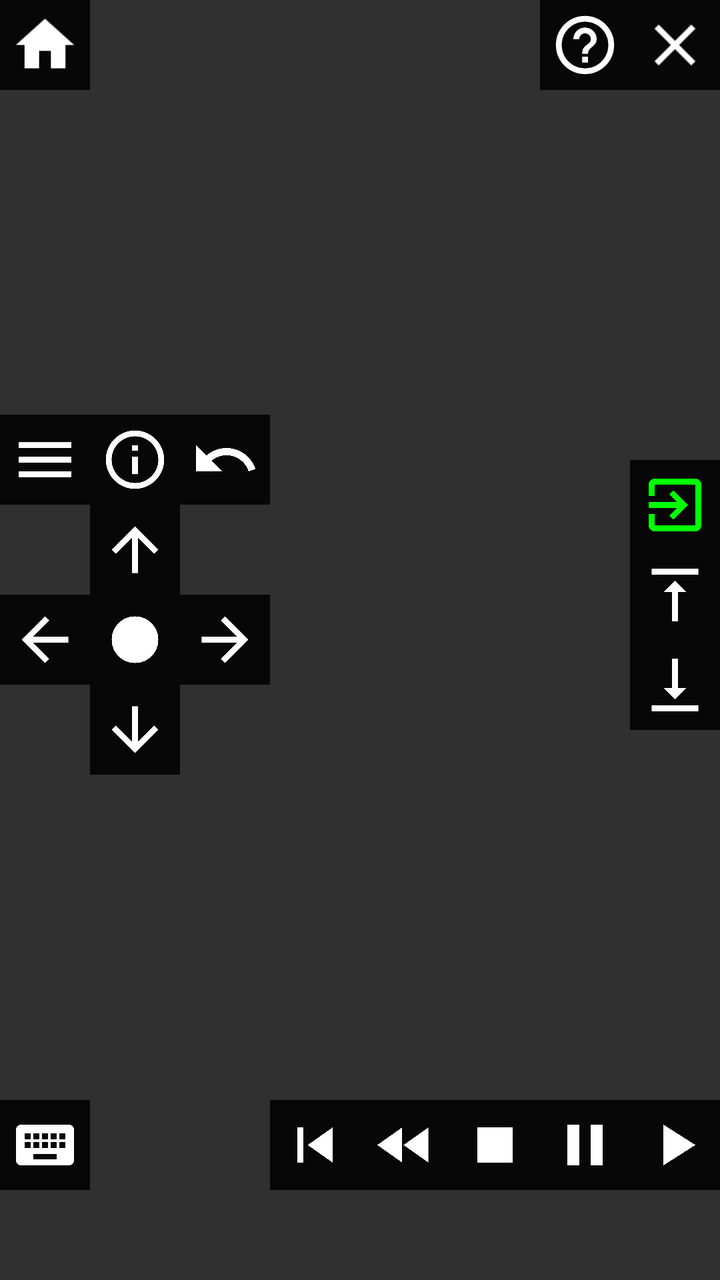
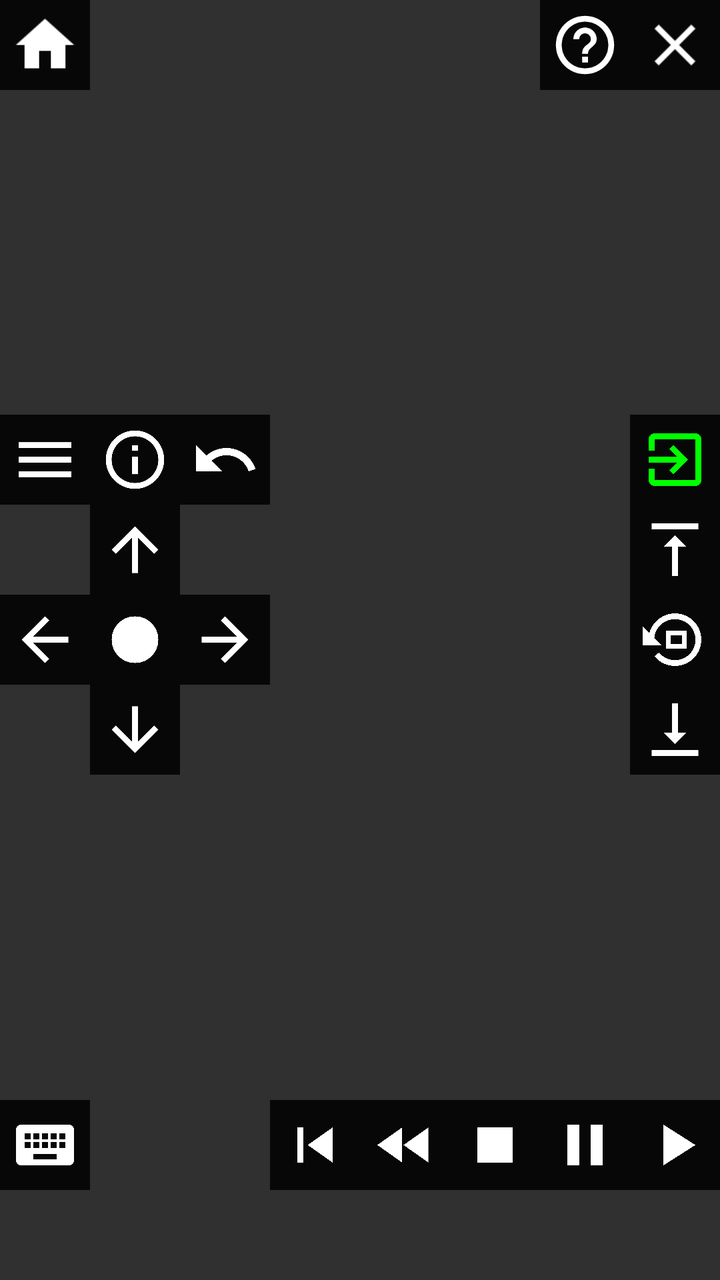

Before-and-after screenshots of an Android layout around one commit, followed by the original layout XML and the change that was made.
<!-- AndroidManifest.xml: application theme Theme.PhoneTheme -->
<!-- res/layout/navigation.xml -->
<?xml version="1.0" encoding="utf-8"?>
<RelativeLayout xmlns:android="http://schemas.android.com/apk/res/android"
                android:layout_width="match_parent"
                android:layout_height="match_parent"
    >

    <LinearLayout
        android:layout_width="match_parent"
        android:layout_height="match_parent"
        android:orientation="vertical">
        
        <LinearLayout
            android:layout_width="match_parent"
            android:layout_height="wrap_content"
            android:orientation="horizontal">

            <LinearLayout
                android:layout_width="wrap_content"
                android:layout_height="wrap_content"
                android:layout_weight="1">
                <GridLayout
                    android:layout_width="wrap_content"
                    android:layout_height="wrap_content"
                    android:columnCount="1"
                    android:rowCount="1">
                    <ImageView
                        android:id="@+id/nav_home"
                        style="@style/NavIconButton"
                        android:layout_column="0"
                        android:layout_row="0"
                        android:src="@drawable/ic_home_white_24dp"
                        android:tag="_home"/>
                </GridLayout>
            </LinearLayout>

            <LinearLayout
                android:layout_width="wrap_content"
                android:layout_height="wrap_content">
                <GridLayout
                    android:layout_width="wrap_content"
                    android:layout_height="wrap_content"
                    android:columnCount="2"
                    android:rowCount="1">
                    <ImageView
                        android:id="@+id/nav_help"
                        style="@style/NavIconButton"
                        android:layout_column="0"
                        android:layout_row="0"
                        android:src="@drawable/ic_help_outline_white_24dp"
                        android:tag="_help"/>
                    <ImageView
                        android:id="@+id/nav_close"
                        style="@style/NavIconButton"
                        android:layout_column="1"
                        android:layout_row="0"
                        android:src="@drawable/ic_close_white_24dp"
                        android:tag="_close"/>
                </GridLayout>
            </LinearLayout>

        </LinearLayout>

        
        <LinearLayout
            android:layout_width="match_parent"
            android:layout_height="wrap_content"
            android:orientation="horizontal"
            android:layout_weight="1">

            <LinearLayout
                android:layout_width="wrap_content"
                android:layout_height="wrap_content"
                android:layout_gravity="center_vertical"
                android:layout_weight="1">
                <GridLayout
                    android:layout_width="wrap_content"
                    android:layout_height="wrap_content"
                    android:columnCount="3"
                    android:rowCount="5">

                    <ImageView
                        android:id="@+id/nav_options"
                        style="@style/NavIconButton"
                        android:layout_column="0"
                        android:layout_row="0"
                        android:src="@drawable/ic_menu_white_24dp"
                        android:tag="_options"/>
                    <ImageView
                        style="@style/NavIconButton"
                        android:id="@+id/nav_info"
                        android:layout_column="1"
                        android:layout_row="0"
                        android:src="@drawable/ic_info_outline_white_24dp"
                        android:tag="_info"
                        />
                    <ImageView
                        android:id="@+id/nav_back"
                        style="@style/NavIconButton"
                        android:layout_column="2"
                        android:layout_row="0"
                        android:src="@drawable/ic_undo_white_24dp"
                        android:tag="back"/>
                    <ImageView
                        android:id="@+id/nav_up"
                        style="@style/NavIconButton"
                        android:layout_column="1"
                        android:layout_row="1"
                        android:src="@drawable/ic_arrow_upward_white_24dp"
                        android:tag="up"/>
                    <ImageView
                        android:id="@+id/nav_left"
                        style="@style/NavIconButton"
                        android:layout_column="0"
                        android:layout_row="2"
                        android:src="@drawable/ic_arrow_back_white_24dp"
                        android:tag="left"/>
                    <ImageView
                        android:id="@+id/nav_select"
                        style="@style/NavIconButton"
                        android:layout_column="1"
                        android:layout_row="2"
                        android:src="@drawable/ic_fiber_manual_record_white_24dp"
                        android:tag="select"/>

                    <ImageView
                        android:id="@+id/nav_right"
                        style="@style/NavIconButton"
                        android:layout_column="2"
                        android:layout_row="2"
                        android:src="@drawable/ic_arrow_forward_white_24dp"
                        android:tag="right"/>
                    <ImageView
                        android:id="@+id/nav_down"
                        style="@style/NavIconButton"
                        android:layout_column="1"
                        android:layout_row="3"
                        android:src="@drawable/ic_arrow_downward_white_24dp"
                        android:tag="down"/>

                </GridLayout>

            </LinearLayout>
            <LinearLayout
                android:layout_width="wrap_content"
                android:layout_height="wrap_content"
                android:layout_gravity="center_vertical">
                <GridLayout
                    android:layout_width="wrap_content"
                    android:layout_height="wrap_content"
                    android:columnCount="1"
                    android:rowCount="4">
                    <ImageView
                        android:id="@+id/nav_hide"
                        style="@style/NavIconButton"
                        android:layout_column="0"
                        android:layout_row="0"
                        android:src="@drawable/ic_exit_to_app_green_24dp"
                        android:tag="_hide"/>
                    <ImageView
                        android:id="@+id/nav_pgup"
                        style="@style/NavIconButton"
                        android:layout_column="0"
                        android:layout_row="1"
                        android:src="@drawable/ic_vertical_align_top_white_24dp"
                        android:tag="page_up"/>

                    <ImageView
                        android:id="@+id/nav_pgdn"
                        style="@style/NavIconButton"
                        android:layout_column="0"
                        android:layout_row="3"
                        android:src="@drawable/ic_vertical_align_bottom_white_24dp"
                        android:tag="page_down"/>
                </GridLayout>
            </LinearLayout>

        </LinearLayout>

        
        <LinearLayout
            android:layout_width="match_parent"
            android:layout_height="wrap_content"
            android:orientation="horizontal"
            >
            <LinearLayout
                android:layout_width="wrap_content"
                android:layout_height="wrap_content"
                >

                <GridLayout
                    android:layout_width="wrap_content"
                    android:layout_height="wrap_content"
                    android:columnCount="3"
                    android:rowCount="1">

                    <ImageView
                        android:id="@+id/nav_keyboard"
                        style="@style/NavIconButton"
                        android:layout_column="0"
                        android:layout_row="0"
                        android:src="@drawable/ic_keyboard_white_24dp"
                        android:tag="_keyboard"/>
                    <ImageView
                        android:id="@+id/nav_remote_mode"
                        style="@style/NavIconButton"
                        android:layout_column="1"
                        android:layout_row="0"
                        android:src="@drawable/ic_open_with_white_24dp"
                        android:tag="toggle_smart_remote"
                        android:visibility="invisible" />
                    <ImageView
                        style="@style/NavIconButton"
                        android:layout_column="2"
                        android:layout_row="0"
                        android:visibility="invisible"
                        android:src="@drawable/ic_keyboard_white_24dp"
                        android:tag="_keyboard"/>


                </GridLayout>

            </LinearLayout>

            <view
                android:layout_width="wrap_content"
                android:layout_height="wrap_content"
                android:layout_weight="1"
                android:visibility="invisible"/>

            <LinearLayout
                android:layout_width="wrap_content"
                android:layout_height="wrap_content"
                android:layout_gravity="center_horizontal"
                >

                <GridLayout
                    android:layout_width="match_parent"
                    android:layout_height="wrap_content"

                    android:columnCount="7"
                    android:rowCount="1">

                    <ImageView
                        android:id="@+id/nav_media_skip_back_2"
                        style="@style/NavIconButton"
                        android:layout_column="0"
                        android:layout_row="0"
                        android:src="@drawable/ic_skip_previous_white_24dp"
                        android:tag="rew_2"/>

                    <ImageView
                        android:id="@+id/nav_media_skip_back"
                        style="@style/NavIconButton"
                        android:layout_column="1"
                        android:layout_row="0"
                        android:src="@drawable/ic_fast_rewind_white_24dp"
                        android:tag="rew"/>

                    <ImageView
                        android:id="@+id/nav_media_stop"
                        style="@style/NavIconButton"
                        android:layout_column="2"
                        android:layout_row="0"
                        android:src="@drawable/ic_stop_white_24dp"
                        android:tag="_stop"/>

                    <ImageView
                        android:id="@+id/nav_media_pause"
                        style="@style/NavIconButton"
                        android:layout_column="3"
                        android:layout_row="0"
                        android:src="@drawable/ic_pause_white_24dp"
                        android:tag="pause"/>

                    <ImageView
                        android:id="@+id/nav_media_play"
                        style="@style/NavIconButton"
                        android:layout_column="4"
                        android:layout_row="0"
                        android:src="@drawable/ic_play_arrow_white_24dp"
                        android:tag="_play"/>

                    <ImageView
                        android:id="@+id/nav_media_skip_forward"
                        style="@style/NavIconButton"
                        android:layout_column="5"
                        android:layout_row="0"
                        android:src="@drawable/ic_fast_forward_white_24dp"
                        android:tag="ff"/>

                    <ImageView
                        android:id="@+id/nav_media_skip_forward_2"
                        style="@style/NavIconButton"
                        android:layout_column="6"
                        android:layout_row="0"
                        android:src="@drawable/ic_skip_next_white_24dp"
                        android:tag="ff_2"/>

                </GridLayout>

            </LinearLayout>

            <view
                android:layout_width="wrap_content"
                android:layout_height="wrap_content"
                android:visibility="invisible"
                android:layout_weight="1"/>

            <LinearLayout
                android:layout_width="wrap_content"
                android:layout_height="wrap_content"

                >

                <GridLayout
                    android:layout_width="wrap_content"
                    android:layout_height="wrap_content"
                    android:columnCount="6"
                    android:rowCount="2">

                    <ImageView
                        android:id="@+id/nav_toggle_ar"
                        style="@style/NavIconButton"
                        android:layout_column="1"
                        android:layout_row="1"
                        android:src="@drawable/ic_aspect_ratio_white_24dp"
                        android:tag="aspect_ratio"/>

                    <ImageView
                        android:id="@+id/nav_video_info"
                        style="@style/NavIconButton"
                        android:layout_column="0"
                        android:layout_row="0"
                        android:contentDescription="Video Information and Diagnostics"
                        android:src="@drawable/ic_vid_info_white_24dp"
                        android:tag="video_info"/>

                    <ImageView
                        android:id="@+id/nav_export_diagnostics"
                        style="@style/NavIconButton"
                        android:layout_column="1"
                        android:layout_row="0"
                        android:contentDescription="Export Diagnostics"
                        android:src="@drawable/ic_bug_report_white_24dp"
                        android:tag="export_diagnostics"/>

                    <ImageView
                        android:id="@+id/nav_test_current_video"
                        style="@style/NavIconButton"
                        android:layout_column="2"
                        android:layout_row="0"
                        android:contentDescription="Test Current Video"
                        android:src="@drawable/ic_video_test_white_24dp"
                        android:tag="test_current_video"/>

                    <ImageView
                        android:id="@+id/nav_playback_stats"
                        style="@style/NavIconButton"
                        android:layout_column="3"
                        android:layout_row="0"
                        android:contentDescription="Show Playback Stats"
                        android:src="@drawable/ic_equalizer_white_24dp"
                        android:tag="playback_stats"/>

                    <ImageView
                        android:id="@+id/nav_closed_captions"
                        style="@style/NavIconButton"
                        android:layout_column="4"
                        android:layout_row="1"
                        android:contentDescription="Subtitles and Broadcast Captions"
                        android:src="@drawable/ic_closed_caption_white_24dp"
                        android:tag="closed_captions"/>

                    <ImageView
                        android:id="@+id/nav_active_player_adjustments"
                        style="@style/NavIconButton"
                        android:layout_column="2"
                        android:layout_row="1"
                        android:contentDescription="Video Settings"
                        android:src="@drawable/ic_video_settings_white_24dp"
                        android:tag="active_player_adjustments"/>

                    <ImageView
                        android:id="@+id/nav_audio_output"
                        style="@style/NavIconButton"
                        android:layout_column="3"
                        android:layout_row="1"
                        android:contentDescription="Audio Output and Sync"
                        android:src="@drawable/ic_audio_tune_white_24dp"
                        android:tag="audio_output"/>

                </GridLayout>

            </LinearLayout>

        </LinearLayout>
    </LinearLayout>

</RelativeLayout>
<!-- resources referenced by this layout -->
<resources>
  <!-- drawable ic_fast_forward_white_24dp (drawable) -->
  <vector xmlns:android="http://schemas.android.com/apk/res/android"
          android:width="24dp"
          android:height="24dp"
          android:viewportWidth="24.0"
          android:viewportHeight="24.0">
      <path
          android:fillColor="#FFFFFFFF"
          android:pathData="M4,18l8.5,-6L4,6v12zM13,6v12l8.5,-6L13,6z"/>
  </vector>
  <!-- drawable ic_fiber_manual_record_white_24dp (drawable) -->
  <vector xmlns:android="http://schemas.android.com/apk/res/android"
          android:width="24dp"
          android:height="24dp"
          android:viewportWidth="24.0"
          android:viewportHeight="24.0">
      <path
          android:pathData="M12,12m-8,0a8,8 0,1 1,16 0a8,8 0,1 1,-16 0"
          android:fillColor="#ffffff"/>
  </vector>
  <!-- drawable ic_pause_white_24dp (drawable) -->
  <vector xmlns:android="http://schemas.android.com/apk/res/android"
          android:width="24dp"
          android:height="24dp"
          android:viewportWidth="24.0"
          android:viewportHeight="24.0">
      <path
          android:fillColor="#FFFFFFFF"
          android:pathData="M6,19h4L10,5L6,5v14zM14,5v14h4L18,5h-4z"/>
  </vector>
  <!-- drawable ic_play_arrow_white_24dp (drawable) -->
  <vector xmlns:android="http://schemas.android.com/apk/res/android"
          android:width="24dp"
          android:height="24dp"
          android:viewportWidth="24.0"
          android:viewportHeight="24.0">
      <path
          android:fillColor="#FFFFFFFF"
          android:pathData="M8,5v14l11,-7z"/>
  </vector>
  <!-- drawable ic_skip_next_white_24dp (drawable) -->
  <vector xmlns:android="http://schemas.android.com/apk/res/android"
          android:width="24dp"
          android:height="24dp"
          android:viewportWidth="24.0"
          android:viewportHeight="24.0">
      <path
          android:fillColor="#FFFFFFFF"
          android:pathData="M6,18l8.5,-6L6,6v12zM16,6v12h2V6h-2z"/>
  </vector>
  <!-- drawable ic_skip_previous_white_24dp (drawable) -->
  <vector xmlns:android="http://schemas.android.com/apk/res/android"
          android:width="24dp"
          android:height="24dp"
          android:viewportWidth="24.0"
          android:viewportHeight="24.0">
      <path
          android:fillColor="#FFFFFFFF"
          android:pathData="M6,6h2v12L6,18zM9.5,12l8.5,6L18,6z"/>
  </vector>
  <!-- drawable ic_stop_white_24dp (drawable) -->
  <vector xmlns:android="http://schemas.android.com/apk/res/android"
          android:width="24dp"
          android:height="24dp"
          android:viewportWidth="24.0"
          android:viewportHeight="24.0">
      <path
          android:fillColor="#FFFFFFFF"
          android:pathData="M6,6h12v12H6z"/>
  </vector>
  <!-- drawable ic_vid_info_white_24dp (drawable) -->
  <vector xmlns:android="http://schemas.android.com/apk/res/android"
          android:width="24dp"
          android:height="24dp"
          android:viewportWidth="24.0"
          android:viewportHeight="24.0">
      <path
          android:fillColor="#FFFFFFFF"
          android:pathData="M12,7.77L18.39,18H5.61L12,7.77M12,4L2,20h20L12,4z"/>
  </vector>
  <style name="Theme.PhoneTheme" parent="Theme.AppCompat.NoActionBar" />
  <dimen name="nav_icon_size">45dp</dimen>
  <dimen name="nav_icon_padding">5dp</dimen>
  <color name="iconbutton_background">#A0000000</color>
  <!-- unchanged entries left out for length: 25 -->
</resources>

<!-- the commit's change to res/layout/navigation.xml (unified diff, before → after) -->
@@ -165,6 +165,15 @@
                         android:tag="page_up"/>
 
                     <ImageView
+                        android:id="@+id/nav_last"
+                        style="@style/NavIconButton"
+                        android:layout_column="0"
+                        android:layout_row="2"
+                        android:contentDescription="@string/nav_last_channel"
+                        android:src="@drawable/ic_last_channel_white_24dp"
+                        android:tag="prev_channel"/>
+
+                    <ImageView
                         android:id="@+id/nav_pgdn"
                         style="@style/NavIconButton"
                         android:layout_column="0"
@@ -315,13 +324,13 @@
                 <GridLayout
                     android:layout_width="wrap_content"
                     android:layout_height="wrap_content"
-                    android:columnCount="6"
+                    android:columnCount="4"
                     android:rowCount="2">
 
                     <ImageView
                         android:id="@+id/nav_toggle_ar"
                         style="@style/NavIconButton"
-                        android:layout_column="1"
+                        android:layout_column="0"
                         android:layout_row="1"
                         android:src="@drawable/ic_aspect_ratio_white_24dp"
                         android:tag="aspect_ratio"/>
@@ -365,7 +374,7 @@
                     <ImageView
                         android:id="@+id/nav_closed_captions"
                         style="@style/NavIconButton"
-                        android:layout_column="4"
+                        android:layout_column="3"
                         android:layout_row="1"
                         android:contentDescription="Subtitles and Broadcast Captions"
                         android:src="@drawable/ic_closed_caption_white_24dp"
@@ -374,7 +383,7 @@
                     <ImageView
                         android:id="@+id/nav_active_player_adjustments"
                         style="@style/NavIconButton"
-                        android:layout_column="2"
+                        android:layout_column="1"
                         android:layout_row="1"
                         android:contentDescription="Video Settings"
                         android:src="@drawable/ic_video_settings_white_24dp"
@@ -383,7 +392,7 @@
                     <ImageView
                         android:id="@+id/nav_audio_output"
                         style="@style/NavIconButton"
-                        android:layout_column="3"
+                        android:layout_column="2"
                         android:layout_row="1"
                         android:contentDescription="Audio Output and Sync"
                         android:src="@drawable/ic_audio_tune_white_24dp"
<!-- resource entries referenced after the edit -->
@@ -19,6 +19,18 @@
       <path
           android:pathData="M12,12m-8,0a8,8 0,1 1,16 0a8,8 0,1 1,-16 0"
           android:fillColor="#ffffff"/>
+  </vector>
+  <!-- drawable ic_last_channel_white_24dp (drawable) -->
+  <vector xmlns:android="http://schemas.android.com/apk/res/android"
+      android:width="24dp"
+      android:height="24dp"
+      android:viewportWidth="24"
+      android:viewportHeight="24">
+      
+      <path android:fillColor="#FFFFFFFF"
+          android:pathData="M12,3C7.8,3 4.2,5.9 3.2,9.8L1,7.6V14H7.4L4.9,11.5C5.2,7.8 8.2,5 12,5C15.9,5 19,8.1 19,12C19,15.9 15.9,19 12,19C9.8,19 7.8,18 6.5,16.4L5,17.7C6.7,19.8 9.2,21 12,21C17,21 21,17 21,12C21,7 17,3 12,3Z" />
+      <path android:fillColor="#FFFFFFFF" android:fillType="evenOdd"
+          android:pathData="M9,9H16V15H9Z M10.5,10.5V13.5H14.5V10.5Z" />
   </vector>
   <!-- drawable ic_pause_white_24dp (drawable) -->
   <vector xmlns:android="http://schemas.android.com/apk/res/android"
@@ -80,6 +92,7 @@
           android:fillColor="#FFFFFFFF"
           android:pathData="M12,7.77L18.39,18H5.61L12,7.77M12,4L2,20h20L12,4z"/>
   </vector>
+  <string name="nav_last_channel">Last (Previous Channel)</string>
   <style name="Theme.PhoneTheme" parent="Theme.AppCompat.NoActionBar" />
   <dimen name="nav_icon_size">45dp</dimen>
   <dimen name="nav_icon_padding">5dp</dimen>
